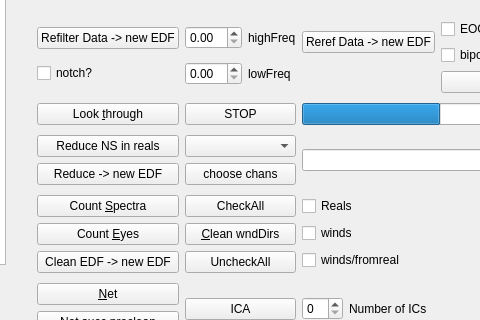
Above: mainwindow.ui from ArtfulVampire/SecondGUIrepo before the change; both pictures show x 255 to 735 and y 224 to 544 of the 1175 by 796 pixel window. Below: the same form after it.
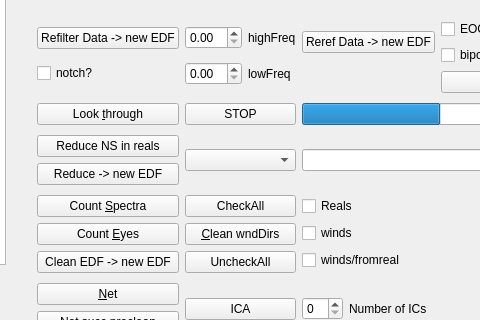
That is the form after the change.

```diff
--- a/mainwindow.ui
+++ b/mainwindow.ui
@@ -369,16 +369,6 @@
        <item>
         <widget class="QComboBox" name="reduceChannelsComboBox"/>
        </item>
-       <item>
-        <widget class="QPushButton" name="reduceChannelsWidgetPushButton">
-         <property name="enabled">
-          <bool>true</bool>
-         </property>
-         <property name="text">
-          <string>choose chans</string>
-         </property>
-        </widget>
-       </item>
       </layout>
      </item>
      <item row="2" column="2">
```
